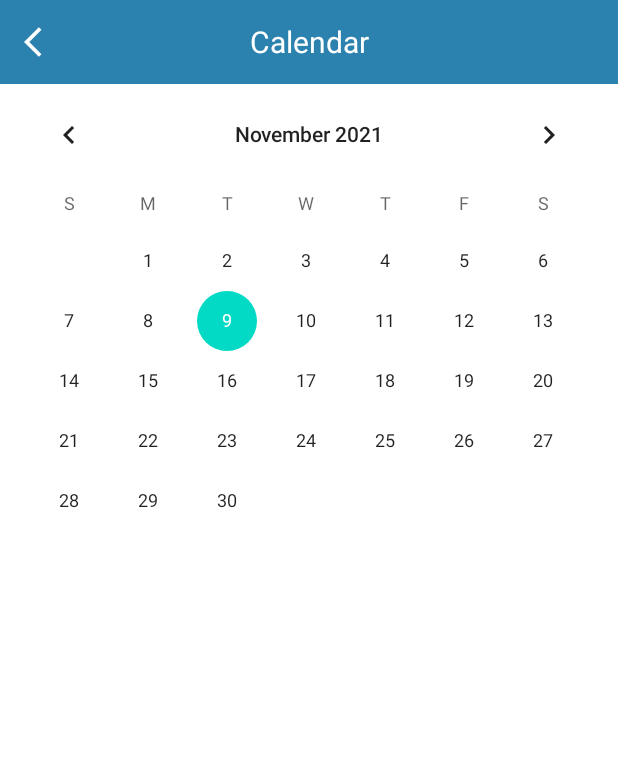
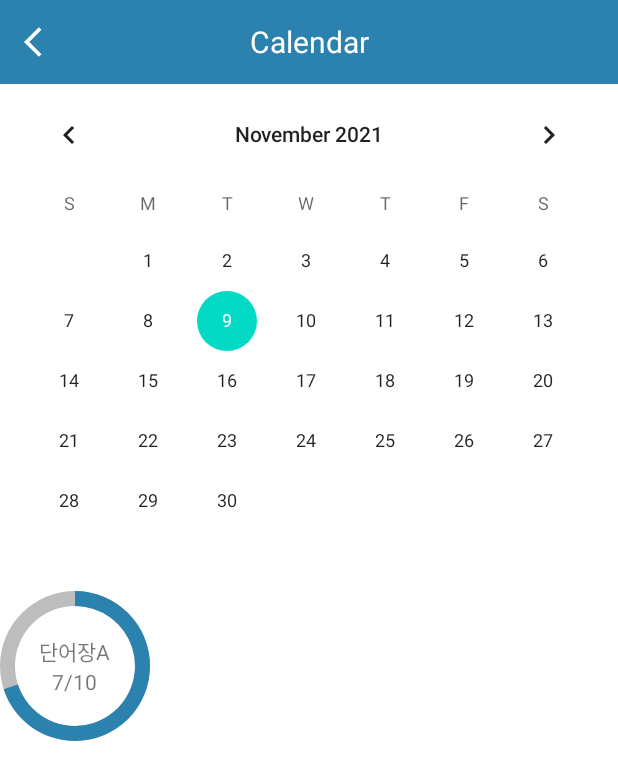
Before and after one commit to danielKim614/Amgibbang, an Android app: the screen it shows after launch (CalendarActivity), on a phone screen of 412 x 824 dp. Shown: the top 780 px of the screen. Run offline under Robolectric (Android 15) with nearby library versions, the phone set to English and light mode, and no system bars.

Commit message:
calendar 수정

```diff
--- /dev/null
+++ b/app/src/main/res/drawable/calendar_circle_progressbar.xml
@@ -0,0 +1,44 @@
+<?xml version="1.0" encoding="utf-8"?>
+<layer-list xmlns:android="http://schemas.android.com/apk/res/android">
+    <item android:id="@android:id/background">
+        <rotate
+            android:fromDegrees="270"
+            android:toDegrees="270"
+            android:pivotX="50%"
+            android:pivotY="50%">
+            <shape
+                android:innerRadiusRatio="2.5"
+                android:thicknessRatio="10"
+                android:shape="ring"
+                android:useLevel="false"
+                android:type="sweep">
+                <gradient
+                    android:centerColor="?attr/colorOnBackground"
+                    android:endColor="?attr/colorOnBackground"
+                    android:startColor="?attr/colorOnBackground"
+                    android:type="sweep"/>
+            </shape>
+        </rotate>
+
+    </item>
+    <item android:id="@android:id/progress">
+        <rotate
+            android:fromDegrees="270"
+            android:toDegrees="270"
+            android:pivotX="50%"
+            android:pivotY="50%">
+            <shape
+                android:innerRadiusRatio="2.5"
+                android:thicknessRatio="10"
+                android:shape="ring"
+                android:angle="0"
+                android:type="sweep">
+                <gradient
+                android:centerColor="?attr/colorPrimary"
+                android:endColor="?attr/colorPrimary"
+                android:startColor="?attr/colorPrimary"
+                android:type="sweep"/>
+            </shape>
+        </rotate>
+    </item>
+</layer-list>
--- a/app/src/main/res/layout/activity_calendar.xml
+++ b/app/src/main/res/layout/activity_calendar.xml
@@ -15,4 +15,39 @@
         android:id="@+id/calendar_calendar_view"
         android:layout_width="match_parent"
         android:layout_height="wrap_content"/>
+
+    <FrameLayout
+        android:layout_width="wrap_content"
+        android:layout_height="wrap_content">
+        <ProgressBar
+            android:layout_gravity="center"
+            style="@style/Widget.AppCompat.ProgressBar.Horizontal"
+            android:layout_width="100dp"
+            android:layout_height="100dp"
+            android:max="100"
+            android:progressBackgroundTint="@color/gray_400"
+            android:progressDrawable="@drawable/calendar_circle_progressbar"
+            android:progressTint="?attr/colorPrimary"
+            android:progress="70"/>
+        <LinearLayout
+            android:layout_width="wrap_content"
+            android:layout_height="wrap_content"
+            android:layout_gravity="center"
+            android:orientation="vertical">
+
+            <TextView
+                android:layout_width="wrap_content"
+                android:layout_height="wrap_content"
+                android:text="단어장A"/>
+            <TextView
+                android:layout_gravity="center_horizontal"
+                android:layout_width="wrap_content"
+                android:layout_height="wrap_content"
+                android:text="7/10"/>
+        </LinearLayout>
+
+
+
+    </FrameLayout>
+
 </LinearLayout>
```
